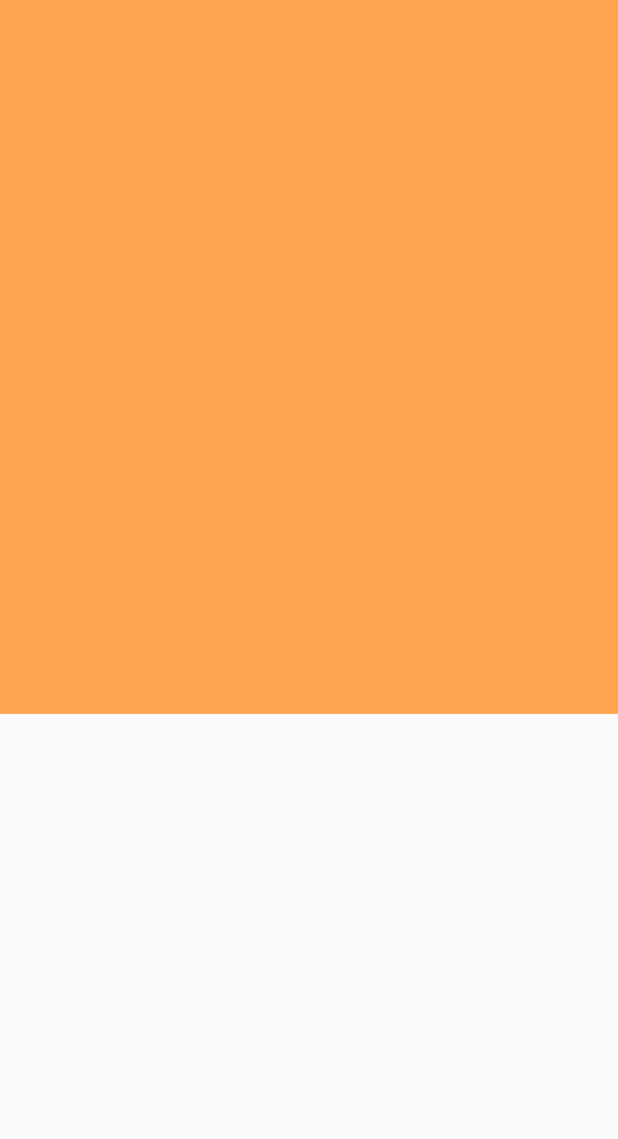
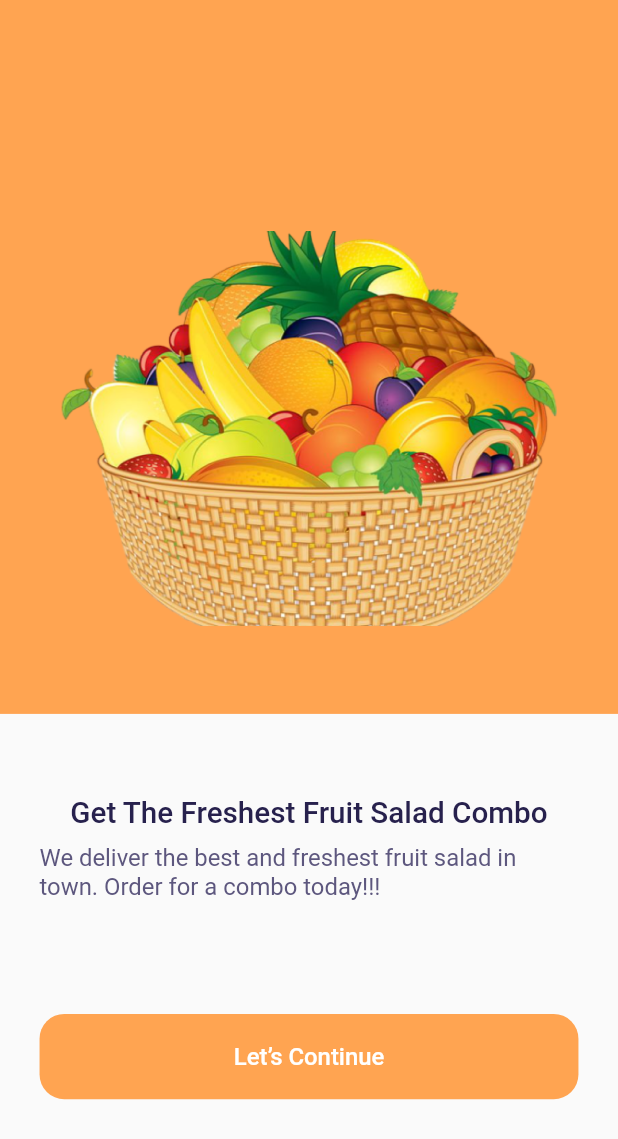
Before and after one commit to m1rzajonov1/Online-Shop_app, a Flutter app: the screen it shows after launch, on a phone screen of 412 x 824 dp. Shown: the top 1139 px of the screen. Run offline on Flutter 3.47's test engine with Material 2 defaults, Android fonts, the light colour scheme and no system bars; Roboto replaces fonts that are missing (Brandon Grotesque).

Commit message:
Welcome screen completed

```diff
--- a/lib/screens/welcome_screen.dart
+++ b/lib/screens/welcome_screen.dart
@@ -13,8 +13,77 @@ class WelcomeScreen extends StatelessWidget {
           Container(
             height: getHeight(469),
             width: getWidth(375),
-            color:  const Color(0xFFFFA451),
-
+            color: const Color(0xFFFFA451),
+            child: Column(
+              children: [
+                Padding(
+                  padding: EdgeInsets.only(top: getWidth(140)),
+                  child: SizedBox(
+                    height: getHeight(260),
+                    width: getWidth(301),
+                    child: Image.asset(
+                      "assets/images/imgbin-basket.png",
+                      fit: BoxFit.cover,
+                    ),
+                  ),
+                ),
+              ],
+            ),
+          ),
+          Padding(
+            padding: EdgeInsets.symmetric(
+                horizontal: getWidth(24), vertical: getWidth(50)),
+            child: SizedBox(
+              height: getHeight(199),
+              width: getWidth(327),
+              child: Column(
+                children: [
+                  Text(
+                    "Get The Freshest Fruit Salad Combo",
+                    style: TextStyle(
+                        fontFamily: 'Brandon Grotesque',
+                        fontWeight: FontWeight.w500,
+                        fontSize: getWidth(18),
+                        color: const Color(0xFF27214D)),
+                  ),
+                  Padding(
+                    padding: EdgeInsets.symmetric(vertical: getWidth(8)),
+                    child: Text(
+                      "We deliver the best and freshest fruit salad in town. Order for a combo today!!!",
+                      style: TextStyle(
+                          fontFamily: 'Brandon Grotesque',
+                          fontSize: getWidth(14.5),
+                          fontWeight: FontWeight.w400,
+                          color: const Color(0xFF5D577E)),
+                    ),
+                  ),
+                  const Spacer(),
+                  InkWell(
+                    child: Container(
+                      height: getHeight(56),
+                      width: getWidth(327),
+                      decoration: BoxDecoration(
+                        color: const Color(0xFFFFA451),
+                        borderRadius: BorderRadius.circular(
+                          getWidth(15),
+                        ),
+                      ),
+                      child: Center(
+                        child: Text(
+                          "Let’s Continue",
+                          style: TextStyle(
+                              fontFamily: 'Brandon Grotesque',
+                              fontSize: getWidth(14.5),
+                              fontWeight: FontWeight.w500,
+                              color: const Color(0xFFFFFFFF)),
+                        ),
+                      ),
+                    ),
+                    onTap: (){},
+                  ),
+                ],
+              ),
+            ),
           )
         ],
       ),
```
